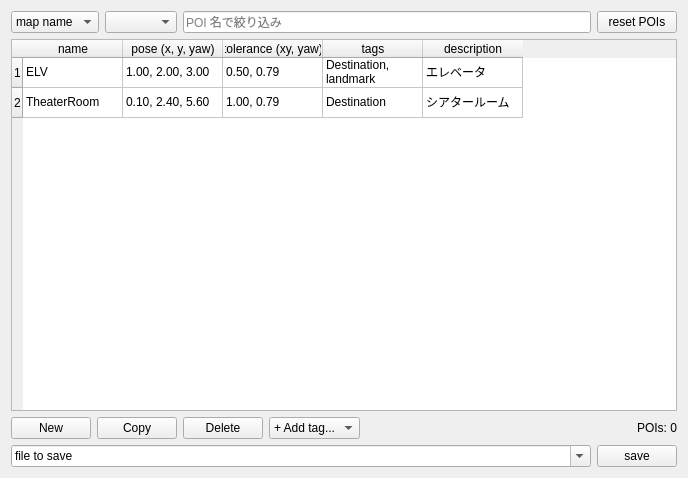
The window that mapoi_rviz_plugins/src/ui/poi_editor.ui (shimz-robotics/mapoi) describes before a commit, drawn with Qt 5.
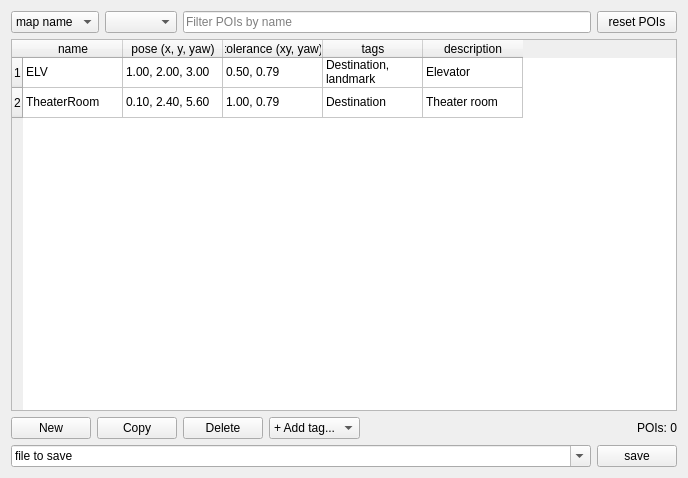
The same window after the commit.

```diff
--- a/mapoi_rviz_plugins/src/ui/poi_editor.ui
+++ b/mapoi_rviz_plugins/src/ui/poi_editor.ui
@@ -50,7 +50,7 @@
      <item>
       <widget class="QLineEdit" name="NameFilterEdit">
        <property name="placeholderText">
-        <string>POI 名で絞り込み</string>
+        <string>Filter POIs by name</string>
        </property>
        <property name="clearButtonEnabled">
         <bool>true</bool>
@@ -131,7 +131,7 @@
      </item>
      <item row="0" column="4">
       <property name="text">
-       <string>エレベータ</string>
+       <string>Elevator</string>
       </property>
      </item>
      <item row="1" column="0">
@@ -156,7 +156,7 @@
      </item>
      <item row="1" column="4">
       <property name="text">
-       <string>シアタールーム</string>
+       <string>Theater room</string>
       </property>
      </item>
     </widget>
```
